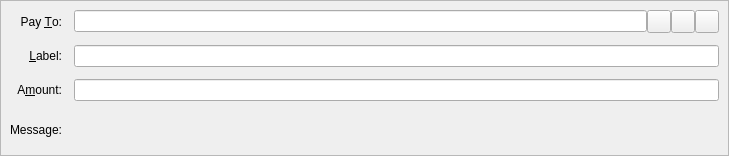
This is src/qt/forms/sendcoinsentry.ui in gexanlottery/gexan as Qt 5 draws it before an edit. The edited form follows.
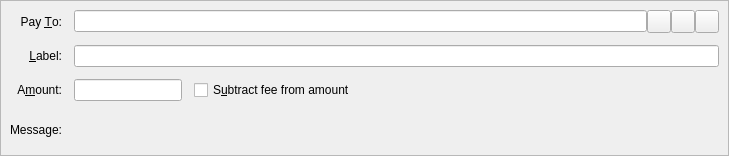
This is the edited form. Icons and pictures are not drawn. Custom widgets are drawn as their Qt base class.

Diff of the .ui file:
```diff
--- a/src/qt/forms/sendcoinsentry.ui
+++ b/src/qt/forms/sendcoinsentry.ui
@@ -139,7 +139,21 @@
      </widget>
     </item>
     <item row="2" column="1">
-     <widget class="BitcoinAmountField" name="payAmount"/>
+     <layout class="QHBoxLayout" name="horizontalLayoutAmount" stretch="0,1">
+      <item>
+       <widget class="BitcoinAmountField" name="payAmount"/>
+      </item>
+      <item>
+       <widget class="QCheckBox" name="checkboxSubtractFeeFromAmount">
+        <property name="toolTip">
+         <string>The fee will be deducted from the amount being sent. The recipient will receive less gexcoins than you enter in the amount field. If multiple recipients are selected, the fee is split equally.</string>
+        </property>
+        <property name="text">
+         <string>S&amp;ubtract fee from amount</string>
+        </property>
+       </widget>
+      </item>
+     </layout>
     </item>
     <item row="3" column="0">
      <widget class="QLabel" name="messageLabel">
```
